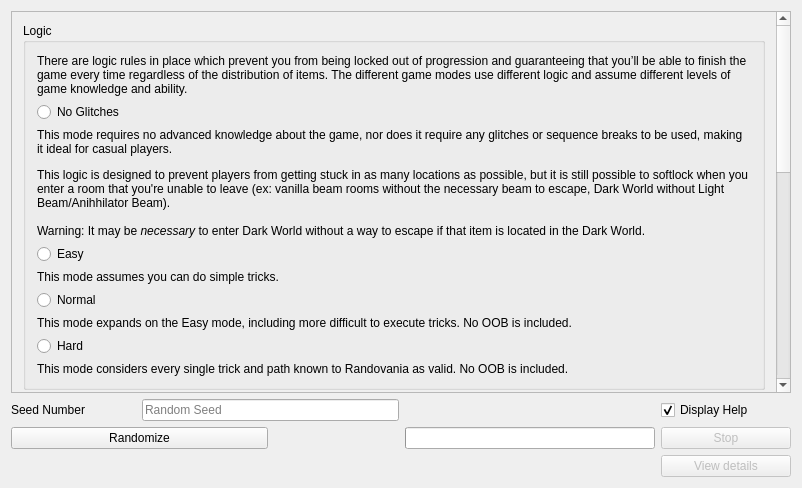
Qt form randovania/gui/layout_generator_window.ui (randovania/randovania) before a commit.
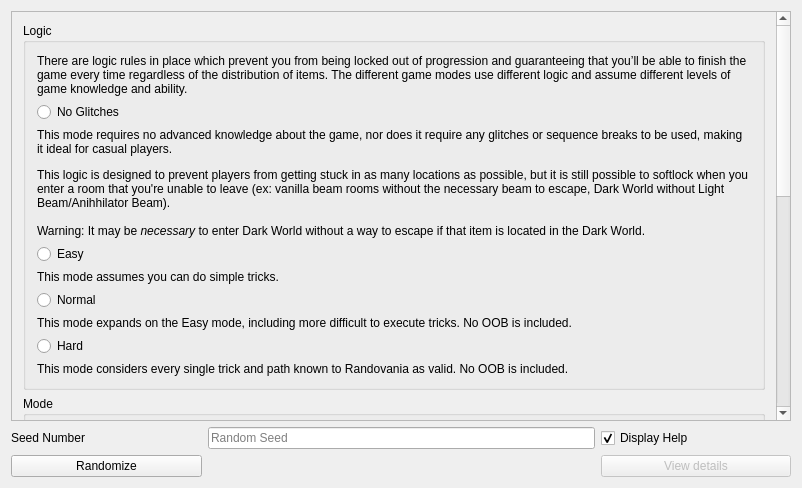
The same form after that commit.

Commit message: Add Progress Bar to MainWindow

Diff of the .ui file:
```diff
--- a/randovania/gui/layout_generator_window.ui
+++ b/randovania/gui/layout_generator_window.ui
@@ -21,16 +21,6 @@
     </size>
    </property>
    <layout class="QGridLayout" name="gridLayout">
-    <item row="3" column="4">
-     <widget class="QPushButton" name="abort_create_button">
-      <property name="enabled">
-       <bool>false</bool>
-      </property>
-      <property name="text">
-       <string>Stop</string>
-      </property>
-     </widget>
-    </item>
     <item row="2" column="0">
      <widget class="QLabel" name="seed_number_label">
       <property name="text">
@@ -38,7 +28,23 @@
       </property>
      </widget>
     </item>
-    <item row="0" column="0" colspan="5">
+    <item row="2" column="3">
+     <widget class="QCheckBox" name="display_help_box">
+      <property name="minimumSize">
+       <size>
+        <width>130</width>
+        <height>0</height>
+       </size>
+      </property>
+      <property name="text">
+       <string>Display Help</string>
+      </property>
+      <property name="checked">
+       <bool>true</bool>
+      </property>
+     </widget>
+    </item>
+    <item row="0" column="0" colspan="4">
      <widget class="QScrollArea" name="scroll_area">
       <property name="widgetResizable">
        <bool>true</bool>
@@ -48,8 +54,8 @@
         <rect>
          <x>0</x>
          <y>0</y>
-         <width>765</width>
-         <height>776</height>
+         <width>768</width>
+         <height>862</height>
         </rect>
        </property>
        <layout class="QVBoxLayout" name="verticalLayout_2">
@@ -296,29 +302,6 @@
       </widget>
      </widget>
     </item>
-    <item row="3" column="0" colspan="2">
-     <widget class="QPushButton" name="create_layout_button">
-      <property name="text">
-       <string>Randomize</string>
-      </property>
-     </widget>
-    </item>
-    <item row="2" column="4">
-     <widget class="QCheckBox" name="display_help_box">
-      <property name="minimumSize">
-       <size>
-        <width>130</width>
-        <height>0</height>
-       </size>
-      </property>
-      <property name="text">
-       <string>Display Help</string>
-      </property>
-      <property name="checked">
-       <bool>true</bool>
-      </property>
-     </widget>
-    </item>
     <item row="2" column="1" colspan="2">
      <widget class="QLineEdit" name="seed_number_edit">
       <property name="placeholderText">
@@ -327,35 +310,6 @@
      </widget>
     </item>
     <item row="3" column="3">
-     <widget class="QProgressBar" name="randomize_in_progress_bar">
-      <property name="maximumSize">
-       <size>
-        <width>250</width>
-        <height>16777215</height>
-       </size>
-      </property>
-      <property name="maximum">
-       <number>1</number>
-      </property>
-      <property name="value">
-       <number>0</number>
-      </property>
-      <property name="textVisible">
-       <bool>false</bool>
-      </property>
-      <property name="invertedAppearance">
-       <bool>false</bool>
-      </property>
-     </widget>
-    </item>
-    <item row="5" column="0" colspan="3">
-     <widget class="QLabel" name="randomize_in_progress_status">
-      <property name="text">
-       <string/>
-      </property>
-     </widget>
-    </item>
-    <item row="5" column="4">
      <widget class="QPushButton" name="view_details_button">
       <property name="enabled">
        <bool>false</bool>
@@ -365,6 +319,13 @@
       </property>
      </widget>
     </item>
+    <item row="3" column="0">
+     <widget class="QPushButton" name="create_layout_button">
+      <property name="text">
+       <string>Randomize</string>
+      </property>
+     </widget>
+    </item>
    </layout>
   </widget>
   <widget class="QMenuBar" name="menuBar">
```
The commit also changes 7 other files.
